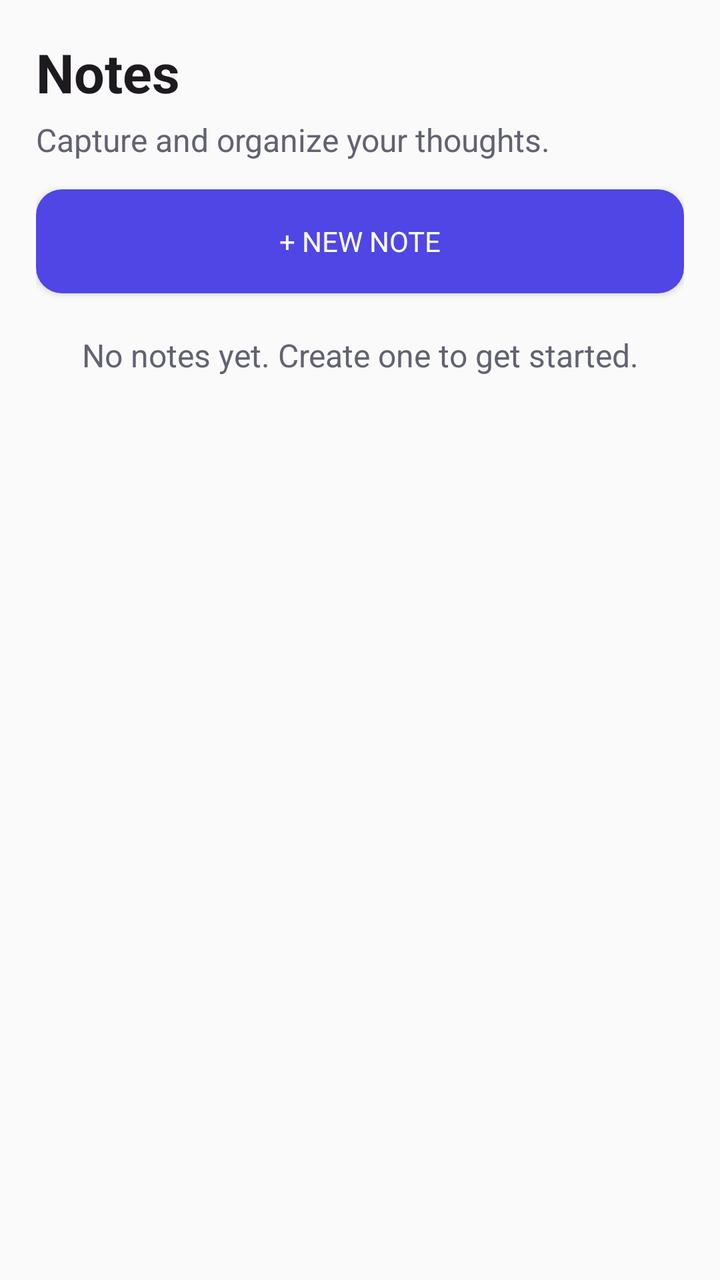
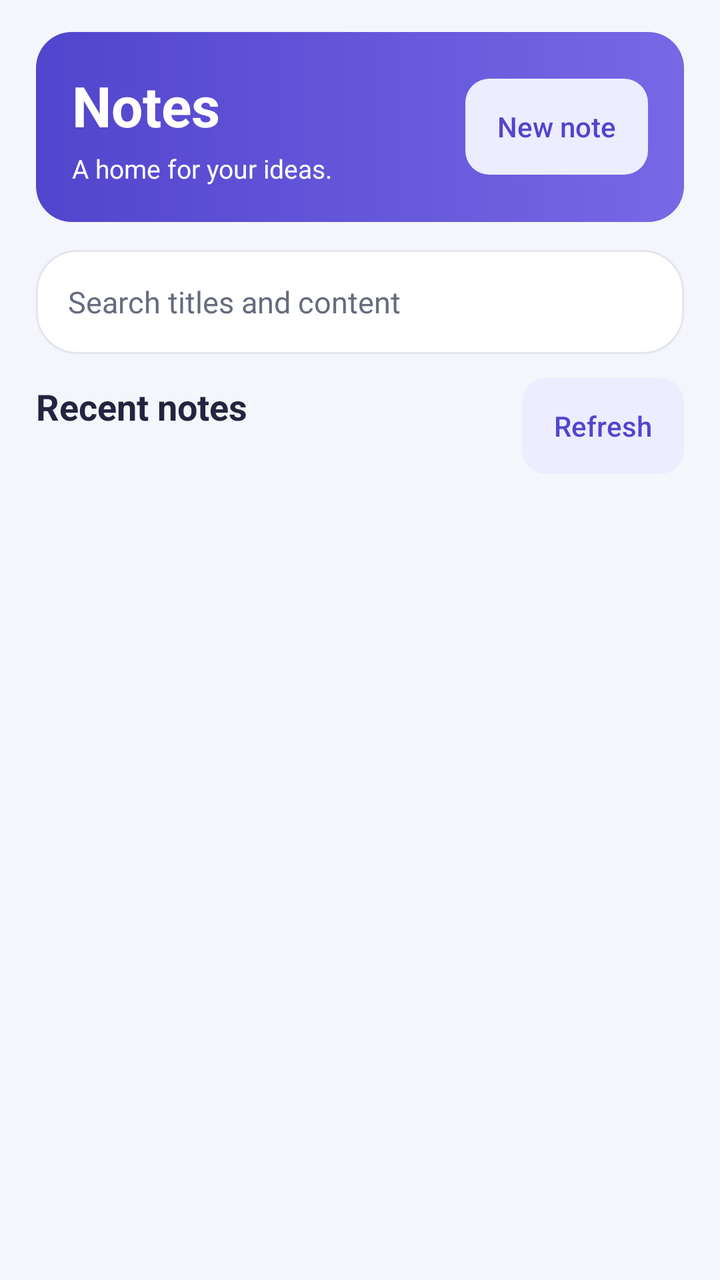

Screens rendered from an Android XML layout before and after an edit, with the pre-edit source and the edit as a unified diff.
<!-- AndroidManifest.xml: application theme Theme.Stride -->
<!-- res/layout/screen_notes.xml -->
<?xml version="1.0" encoding="utf-8"?>

<LinearLayout xmlns:android="http://schemas.android.com/apk/res/android"
    xmlns:tools="http://schemas.android.com/tools"
    android:layout_width="match_parent"
    android:layout_height="match_parent"
    android:fillViewport="true"
    android:orientation="vertical"
    tools:context=".MainActivity">

    <ScrollView
        android:layout_width="match_parent"
        android:layout_height="wrap_content">
        <LinearLayout
            android:id="@+id/content_container"
            android:layout_width="match_parent"
            android:layout_height="wrap_content"
            android:orientation="vertical"
            android:padding="18dp">

            <TextView
                android:layout_width="wrap_content"
                android:layout_height="wrap_content"
                android:text="Notes"
                android:textColor="@color/stride_text"
                android:textSize="27sp"
                android:textStyle="bold" />

            <TextView
                android:layout_width="wrap_content"
                android:layout_height="wrap_content"
                android:layout_marginTop="5dp"
                android:text="Capture and organize your thoughts."
                android:textColor="@color/stride_muted"
                android:textSize="16sp" />

            <Button
                android:id="@+id/add_button"
                android:layout_width="match_parent"
                android:layout_height="52dp"
                android:layout_marginTop="14dp"
                android:background="@drawable/bg_primary_button"
                android:text="+ New note"
                android:textColor="@android:color/white" />

            <LinearLayout
                android:id="@+id/note_editor"
                android:layout_width="match_parent"
                android:layout_height="wrap_content"
                android:layout_marginTop="14dp"
                android:background="@drawable/bg_card"
                android:orientation="vertical"
                android:padding="16dp"
                android:visibility="gone"
                tools:visibility="visible">

                <TextView android:layout_width="wrap_content" android:layout_height="wrap_content" android:text="New note" android:textColor="@color/stride_text" android:textSize="19sp" android:textStyle="bold" />
                <EditText android:id="@+id/note_title_input" android:layout_width="match_parent" android:layout_height="wrap_content" android:layout_marginTop="10dp" android:hint="Title" android:inputType="textCapSentences" />
                <EditText android:id="@+id/note_content_input" android:layout_width="match_parent" android:layout_height="150dp" android:gravity="top" android:hint="Write something worth remembering…" android:inputType="textMultiLine|textCapSentences" />
                <LinearLayout android:layout_width="match_parent" android:layout_height="wrap_content" android:layout_marginTop="8dp" android:orientation="horizontal">
                    <Button android:id="@+id/cancel_note_button" android:layout_width="0dp" android:layout_height="48dp" android:layout_weight="1" android:background="@drawable/bg_secondary_button" android:text="Cancel" android:textColor="@color/stride_primary" />
                    <Button android:id="@+id/save_note_button" android:layout_width="0dp" android:layout_height="48dp" android:layout_marginStart="8dp" android:layout_weight="1" android:background="@drawable/bg_primary_button" android:text="Save note" android:textColor="@android:color/white" />
                </LinearLayout>
            </LinearLayout>

            <TextView android:id="@+id/empty_notes" android:layout_width="match_parent" android:layout_height="wrap_content" android:layout_marginTop="20dp" android:gravity="center" android:text="No notes yet. Create one to get started." android:textColor="@color/stride_muted" android:textSize="16sp" />
        </LinearLayout>
    </ScrollView>

    <androidx.recyclerview.widget.RecyclerView
        android:id="@+id/list_container"
        android:layout_width="match_parent"
        android:layout_height="0dp"
        android:layout_weight="1"
        android:layout_marginStart="18dp"
        android:layout_marginEnd="18dp"
        android:layout_marginBottom="18dp" />

</LinearLayout>
<!-- resources referenced by this layout -->
<resources>
  <color name="stride_muted">#626370</color>
  <color name="stride_primary">#4F46E5</color>
  <color name="stride_text">#1D1B20</color>
  <!-- drawable bg_card (drawable) -->
  <?xml version="1.0" encoding="utf-8"?>
  <shape xmlns:android="http://schemas.android.com/apk/res/android" android:shape="rectangle">
      <solid android:color="#FFFFFFFF" />
      <corners android:radius="18dp" />
  </shape>
  <!-- drawable bg_primary_button (drawable) -->
  <?xml version="1.0" encoding="utf-8"?>
  <shape xmlns:android="http://schemas.android.com/apk/res/android" android:shape="rectangle">
      <solid android:color="@color/stride_primary" />
      <corners android:radius="13dp" />
  </shape>
  <!-- drawable bg_secondary_button (drawable) -->
  <?xml version="1.0" encoding="utf-8"?>
  <shape xmlns:android="http://schemas.android.com/apk/res/android" android:shape="rectangle">
      <solid android:color="#FFFFFFFF" />
      <stroke android:width="1dp" android:color="#D9D9EA" />
      <corners android:radius="13dp" />
  </shape>
  <!-- unchanged entries left out for length: 1 -->
</resources>

<!-- the commit's change to res/layout/screen_notes.xml (unified diff, before → after) -->
@@ -1,79 +1,172 @@
 <?xml version="1.0" encoding="utf-8"?>
-
 <LinearLayout xmlns:android="http://schemas.android.com/apk/res/android"
-    xmlns:tools="http://schemas.android.com/tools"
     android:layout_width="match_parent"
     android:layout_height="match_parent"
-    android:fillViewport="true"
+    android:background="@color/notes_background"
     android:orientation="vertical"
-    tools:context=".MainActivity">
+    android:paddingStart="18dp"
+    android:paddingTop="16dp"
+    android:paddingEnd="18dp">
 
-    <ScrollView
+    <LinearLayout
         android:layout_width="match_parent"
-        android:layout_height="wrap_content">
+        android:layout_height="wrap_content"
+        android:background="@drawable/bg_notes_header"
+        android:gravity="center_vertical"
+        android:orientation="horizontal"
+        android:padding="18dp">
         <LinearLayout
-            android:id="@+id/content_container"
-            android:layout_width="match_parent"
+            android:layout_width="0dp"
             android:layout_height="wrap_content"
-            android:orientation="vertical"
-            android:padding="18dp">
-
+            android:layout_weight="1"
+            android:layout_marginEnd="10dp"
+            android:orientation="vertical">
             <TextView
-                android:layout_width="wrap_content"
-                android:layout_height="wrap_content"
-                android:text="Notes"
-                android:textColor="@color/stride_text"
-                android:textSize="27sp"
-                android:textStyle="bold" />
-
-            <TextView
-                android:layout_width="wrap_content"
-                android:layout_height="wrap_content"
-                android:layout_marginTop="5dp"
-                android:text="Capture and organize your thoughts."
-                android:textColor="@color/stride_muted"
-                android:textSize="16sp" />
-
-            <Button
-                android:id="@+id/add_button"
-                android:layout_width="match_parent"
-                android:layout_height="52dp"
-                android:layout_marginTop="14dp"
-                android:background="@drawable/bg_primary_button"
-                android:text="+ New note"
-                android:textColor="@android:color/white" />
-
-            <LinearLayout
-                android:id="@+id/note_editor"
                 android:layout_width="match_parent"
                 android:layout_height="wrap_content"
-                android:layout_marginTop="14dp"
-                android:background="@drawable/bg_card"
-                android:orientation="vertical"
-                android:padding="16dp"
-                android:visibility="gone"
-                tools:visibility="visible">
+                android:accessibilityHeading="true"
+                android:text="@string/notes_title"
+                android:textColor="@android:color/white"
+                android:textSize="28sp"
+                android:textStyle="bold" />
+            <TextView
+                android:layout_width="match_parent"
+                android:layout_height="wrap_content"
+                android:layout_marginTop="4dp"
+                android:text="@string/notes_subtitle"
+                android:textColor="@android:color/white"
+                android:textSize="13sp" />
+        </LinearLayout>
+        <Button
+            android:id="@+id/add_button"
+            style="@style/StrideNotesTextButton"
+            android:text="@string/notes_new" />
+    </LinearLayout>
 
-                <TextView android:layout_width="wrap_content" android:layout_height="wrap_content" android:text="New note" android:textColor="@color/stride_text" android:textSize="19sp" android:textStyle="bold" />
-                <EditText android:id="@+id/note_title_input" android:layout_width="match_parent" android:layout_height="wrap_content" android:layout_marginTop="10dp" android:hint="Title" android:inputType="textCapSentences" />
-                <EditText android:id="@+id/note_content_input" android:layout_width="match_parent" android:layout_height="150dp" android:gravity="top" android:hint="Write something worth remembering…" android:inputType="textMultiLine|textCapSentences" />
-                <LinearLayout android:layout_width="match_parent" android:layout_height="wrap_content" android:layout_marginTop="8dp" android:orientation="horizontal">
-                    <Button android:id="@+id/cancel_note_button" android:layout_width="0dp" android:layout_height="48dp" android:layout_weight="1" android:background="@drawable/bg_secondary_button" android:text="Cancel" android:textColor="@color/stride_primary" />
-                    <Button android:id="@+id/save_note_button" android:layout_width="0dp" android:layout_height="48dp" android:layout_marginStart="8dp" android:layout_weight="1" android:background="@drawable/bg_primary_button" android:text="Save note" android:textColor="@android:color/white" />
-                </LinearLayout>
-            </LinearLayout>
+    <EditText
+        android:id="@+id/search_input"
+        android:layout_width="match_parent"
+        android:layout_height="wrap_content"
+        android:layout_marginTop="14dp"
+        android:minHeight="52dp"
+        android:background="@drawable/bg_notes_card"
+        android:paddingStart="16dp"
+        android:paddingEnd="16dp"
+        android:hint="@string/notes_search_hint"
+        android:contentDescription="@string/notes_search_hint"
+        android:imeOptions="actionSearch"
+        android:inputType="text"
+        android:singleLine="true"
+        android:textColor="@color/notes_ink"
+        android:textColorHint="@color/notes_muted"
+        android:textSize="15sp" />
 
-            <TextView android:id="@+id/empty_notes" android:layout_width="match_parent" android:layout_height="wrap_content" android:layout_marginTop="20dp" android:gravity="center" android:text="No notes yet. Create one to get started." android:textColor="@color/stride_muted" android:textSize="16sp" />
+    <LinearLayout
+        android:layout_width="match_parent"
+        android:layout_height="wrap_content"
+        android:layout_marginTop="12dp"
+        android:gravity="center_vertical"
+        android:orientation="horizontal">
+        <LinearLayout
+            android:layout_width="0dp"
+            android:layout_height="wrap_content"
+            android:layout_weight="1"
+            android:orientation="vertical">
+            <TextView
+                android:layout_width="match_parent"
+                android:layout_height="wrap_content"
+                android:accessibilityHeading="true"
+                android:text="@string/notes_recent"
+                android:textSize="18sp"
+                android:textStyle="bold"
+                android:textColor="@color/notes_ink" />
+            <TextView
+                android:id="@+id/result_count"
+                android:layout_width="match_parent"
+                android:layout_height="wrap_content"
+                android:layout_marginTop="3dp"
+                android:textSize="12sp"
+                android:textColor="@color/notes_muted" />
         </LinearLayout>
-    </ScrollView>
+        <Button
+            android:id="@+id/refresh_button"
+            style="@style/StrideNotesTextButton"
+            android:text="@string/notes_refresh" />
+    </LinearLayout>
 
-    <androidx.recyclerview.widget.RecyclerView
-        android:id="@+id/list_container"
+    <ProgressBar
+        android:id="@+id/loading_progress"
+        style="?android:attr/progressBarStyleHorizontal"
+        android:layout_width="match_parent"
+        android:layout_height="3dp"
+        android:layout_marginTop="8dp"
+        android:indeterminate="true"
+        android:indeterminateTint="@color/notes_accent"
+        android:visibility="gone" />
+    <TextView
+        android:id="@+id/feedback_text"
+        android:layout_width="match_parent"
+        android:layout_height="wrap_content"
+        android:layout_marginTop="8dp"
+        android:accessibilityLiveRegion="polite"
+        android:textSize="13sp"
+        android:textColor="@color/notes_muted"
+        android:visibility="gone" />
+
+    <FrameLayout
         android:layout_width="match_parent"
         android:layout_height="0dp"
         android:layout_weight="1"
-        android:layout_marginStart="18dp"
-        android:layout_marginEnd="18dp"
-        android:layout_marginBottom="18dp" />
-
+        android:layout_marginTop="12dp">
+        <androidx.recyclerview.widget.RecyclerView
+            android:id="@+id/notes_list"
+            android:layout_width="match_parent"
+            android:layout_height="match_parent"
+            android:paddingBottom="24dp"
+            android:clipToPadding="false"
+            android:requiresFadingEdge="none"
+            android:scrollbars="vertical" />
+        <ScrollView
+            android:id="@+id/empty_state"
+            android:layout_width="match_parent"
+            android:layout_height="match_parent"
+            android:paddingBottom="24dp"
+            android:requiresFadingEdge="none"
+            android:visibility="gone">
+            <LinearLayout
+                android:layout_width="match_parent"
+                android:layout_height="wrap_content"
+                android:background="@drawable/bg_notes_card"
+                android:gravity="center"
+                android:orientation="vertical"
+                android:padding="28dp">
+                <ImageView
+                    android:layout_width="48dp"
+                    android:layout_height="48dp"
+                    android:background="@drawable/bg_notes_field"
+                    android:padding="12dp"
+                    android:importantForAccessibility="no"
+                    android:src="@drawable/ic_workspace_notes"
+                    android:tint="@color/notes_accent" />
+                <TextView
+                    android:id="@+id/empty_title"
+                    android:layout_width="match_parent"
+                    android:layout_height="wrap_content"
+                    android:layout_marginTop="16dp"
+                    android:gravity="center"
+                    android:textSize="18sp"
+                    android:textStyle="bold"
+                    android:textColor="@color/notes_ink" />
+                <TextView
+                    android:id="@+id/empty_message"
+                    android:layout_width="match_parent"
+                    android:layout_height="wrap_content"
+                    android:layout_marginTop="10dp"
+                    android:gravity="center"
+                    android:lineSpacingExtra="4dp"
+                    android:textSize="14sp"
+                    android:textColor="@color/notes_muted" />
+            </LinearLayout>
+        </ScrollView>
+    </FrameLayout>
 </LinearLayout>
<!-- resource entries referenced after the edit -->
@@ -1,27 +1,84 @@
 <!-- resources referenced by this layout -->
 <resources>
-  <color name="stride_muted">#626370</color>
-  <color name="stride_primary">#4F46E5</color>
-  <color name="stride_text">#1D1B20</color>
-  <!-- drawable bg_card (drawable) -->
+  <color name="notes_accent">#5145CD</color>
+  <color name="notes_background">#F5F6FC</color>
+  <color name="notes_ink">#242440</color>
+  <color name="notes_muted">#676B80</color>
+  <!-- drawable bg_notes_card (drawable) -->
   <?xml version="1.0" encoding="utf-8"?>
-  <shape xmlns:android="http://schemas.android.com/apk/res/android" android:shape="rectangle">
-      <solid android:color="#FFFFFFFF" />
+  <shape xmlns:android="http://schemas.android.com/apk/res/android">
+      <solid android:color="@android:color/white" />
+      <stroke android:width="1dp" android:color="@color/notes_border" />
+      <corners android:radius="20dp" />
+  </shape>
+  <!-- drawable bg_notes_field (drawable) -->
+  <?xml version="1.0" encoding="utf-8"?>
+  <shape xmlns:android="http://schemas.android.com/apk/res/android">
+      <solid android:color="@color/notes_soft" />
+      <corners android:radius="12dp" />
+  </shape>
+  <!-- drawable bg_notes_header (drawable) -->
+  <?xml version="1.0" encoding="utf-8"?>
+  <shape xmlns:android="http://schemas.android.com/apk/res/android">
+      <gradient android:angle="0" android:startColor="@color/notes_accent" android:endColor="@color/notes_accent_end" />
       <corners android:radius="18dp" />
   </shape>
-  <!-- drawable bg_primary_button (drawable) -->
+  <!-- drawable ic_workspace_notes (drawable) -->
   <?xml version="1.0" encoding="utf-8"?>
-  <shape xmlns:android="http://schemas.android.com/apk/res/android" android:shape="rectangle">
-      <solid android:color="@color/stride_primary" />
-      <corners android:radius="13dp" />
-  </shape>
-  <!-- drawable bg_secondary_button (drawable) -->
+  
+  <vector xmlns:android="http://schemas.android.com/apk/res/android"
+      android:width="24dp" android:height="24dp"
+      android:viewportWidth="24" android:viewportHeight="24">
+      <path android:pathData="M5,3 H14 L20,9 V21 H5 Z M14,3 V9 H20 M9,13 H16 M9,17 H14"
+          android:fillColor="@android:color/transparent"
+          android:strokeColor="@color/workspace_icon"
+          android:strokeWidth="1.7"
+          android:strokeLineCap="round" android:strokeLineJoin="round" />
+  </vector>
+  <string name="notes_new">New note</string>
+  <string name="notes_recent">Recent notes</string>
+  <string name="notes_refresh">Refresh</string>
+  <string name="notes_search_hint">Search titles and content</string>
+  <string name="notes_subtitle">A home for your ideas.</string>
+  <string name="notes_title">Notes</string>
+  <style name="StrideNotesTextButton" parent="StrideNotesButton">
+          <item name="android:background">@drawable/bg_notes_field</item>
+          <item name="android:textColor">@color/notes_accent</item>
+      </style>
+  <color name="notes_border">#E3E5F0</color>
+  <color name="notes_soft">#EEECFF</color>
+  <color name="notes_accent_end">#7768E6</color>
+  <color name="workspace_icon">#626C81</color>
+  <style name="StrideNotesButton">
+          <item name="android:layout_width">wrap_content</item>
+          <item name="android:layout_height">wrap_content</item>
+          <item name="android:minHeight">48dp</item>
+          <item name="android:minWidth">72dp</item>
+          <item name="android:paddingStart">16dp</item>
+          <item name="android:paddingEnd">16dp</item>
+          <item name="android:paddingTop">10dp</item>
+          <item name="android:paddingBottom">10dp</item>
+          <item name="android:background">@drawable/bg_notes_button</item>
+          <item name="android:backgroundTint">@null</item>
+          <item name="android:elevation">0dp</item>
+          <item name="android:translationZ">0dp</item>
+          <item name="android:stateListAnimator">@null</item>
+          <item name="android:textAllCaps">false</item>
+          <item name="android:fontFamily">sans-serif-medium</item>
+          <item name="android:textSize">14sp</item>
+          <item name="android:textColor">@android:color/white</item>
+      </style>
+  <color name="stride_primary">#4F46E5</color>
+  <!-- drawable bg_notes_button (drawable) -->
   <?xml version="1.0" encoding="utf-8"?>
-  <shape xmlns:android="http://schemas.android.com/apk/res/android" android:shape="rectangle">
-      <solid android:color="#FFFFFFFF" />
-      <stroke android:width="1dp" android:color="#D9D9EA" />
-      <corners android:radius="13dp" />
-  </shape>
+  <ripple xmlns:android="http://schemas.android.com/apk/res/android" android:color="#30FFFFFF">
+      <item>
+          <shape>
+              <solid android:color="@color/notes_accent" />
+              <corners android:radius="12dp" />
+          </shape>
+      </item>
+  </ripple>
   <!-- unchanged entries left out for length: 1 -->
 </resources>
 
